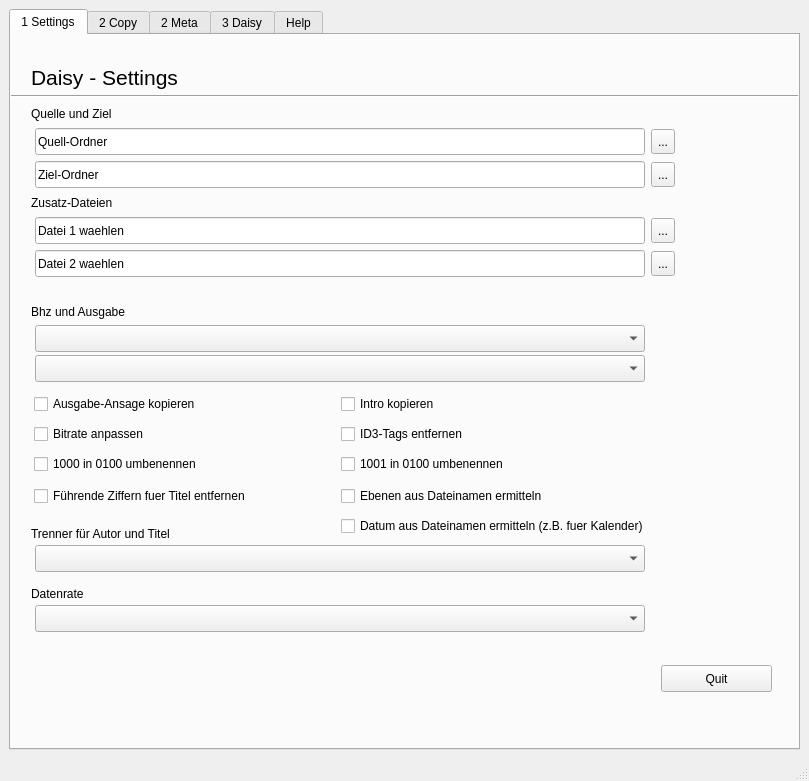
Above: daisy_creator_mag.ui from xpilgrim/daisy-creator-magazin before the change. Below: the same form after it.
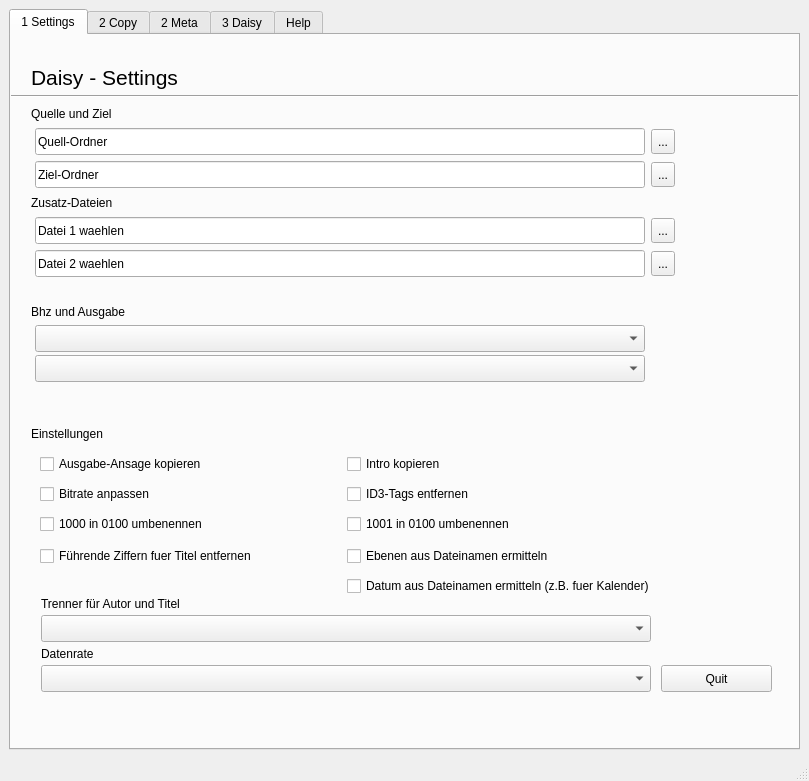
That is the form after the change.

Commit message: polish first tab

```diff
--- a/daisy_creator_mag.ui
+++ b/daisy_creator_mag.ui
@@ -40,8 +40,8 @@
        <widget class="QCheckBox" name="checkBoxCopyChangeNr1000">
         <property name="geometry">
          <rect>
-          <x>23</x>
-          <y>418</y>
+          <x>29</x>
+          <y>478</y>
           <width>301</width>
           <height>22</height>
          </rect>
@@ -100,8 +100,8 @@
        <widget class="QCheckBox" name="checkBoxCopyBhzIntro">
         <property name="geometry">
          <rect>
-          <x>330</x>
-          <y>358</y>
+          <x>336</x>
+          <y>418</y>
           <width>301</width>
           <height>22</height>
          </rect>
@@ -168,8 +168,8 @@
        <widget class="QCheckBox" name="checkBoxCopyBitrateChange">
         <property name="geometry">
          <rect>
-          <x>23</x>
-          <y>388</y>
+          <x>29</x>
+          <y>448</y>
           <width>301</width>
           <height>22</height>
          </rect>
@@ -210,8 +210,8 @@
         </property>
         <property name="geometry">
          <rect>
-          <x>330</x>
-          <y>388</y>
+          <x>336</x>
+          <y>448</y>
           <width>301</width>
           <height>22</height>
          </rect>
@@ -246,8 +246,8 @@
        <widget class="QCheckBox" name="checkBoxCopyBhzAusgAnsage">
         <property name="geometry">
          <rect>
-          <x>23</x>
-          <y>358</y>
+          <x>29</x>
+          <y>418</y>
           <width>301</width>
           <height>22</height>
          </rect>
@@ -272,8 +272,8 @@
        <widget class="QCheckBox" name="checkBoxCopyChangeNr1001">
         <property name="geometry">
          <rect>
-          <x>330</x>
-          <y>418</y>
+          <x>336</x>
+          <y>478</y>
           <width>301</width>
           <height>22</height>
          </rect>
@@ -321,8 +321,8 @@
        <widget class="QCheckBox" name="checkBoxDaisyIgnoreTitleDigits">
         <property name="geometry">
          <rect>
-          <x>23</x>
-          <y>450</y>
+          <x>29</x>
+          <y>510</y>
           <width>291</width>
           <height>22</height>
          </rect>
@@ -337,8 +337,8 @@
        <widget class="QComboBox" name="comboBoxPrefBitrate">
         <property name="geometry">
          <rect>
-          <x>24</x>
-          <y>570</y>
+          <x>30</x>
+          <y>630</y>
           <width>610</width>
           <height>27</height>
          </rect>
@@ -347,8 +347,8 @@
        <widget class="QLabel" name="label_13">
         <property name="geometry">
          <rect>
-          <x>20</x>
-          <y>550</y>
+          <x>30</x>
+          <y>610</y>
           <width>71</width>
           <height>17</height>
          </rect>
@@ -360,8 +360,8 @@
        <widget class="QCheckBox" name="checkBoxDaisyLevel">
         <property name="geometry">
          <rect>
-          <x>330</x>
-          <y>450</y>
+          <x>336</x>
+          <y>510</y>
           <width>271</width>
           <height>22</height>
          </rect>
@@ -373,8 +373,8 @@
        <widget class="QLabel" name="label_7">
         <property name="geometry">
          <rect>
-          <x>20</x>
-          <y>490</y>
+          <x>30</x>
+          <y>560</y>
           <width>281</width>
           <height>17</height>
          </rect>
@@ -386,8 +386,8 @@
        <widget class="QComboBox" name="comboBoxDaisyTrenner">
         <property name="geometry">
          <rect>
-          <x>24</x>
-          <y>510</y>
+          <x>30</x>
+          <y>580</y>
           <width>610</width>
           <height>27</height>
          </rect>
@@ -396,8 +396,8 @@
        <widget class="QCheckBox" name="checkBoxDaisyDateCalendar">
         <property name="geometry">
          <rect>
-          <x>330</x>
-          <y>480</y>
+          <x>336</x>
+          <y>540</y>
           <width>391</width>
           <height>22</height>
          </rect>
@@ -406,6 +406,19 @@
          <string>Datum aus Dateinamen ermitteln (z.B. fuer Kalender)</string>
         </property>
        </widget>
+       <widget class="QLabel" name="label_14">
+        <property name="geometry">
+         <rect>
+          <x>20</x>
+          <y>390</y>
+          <width>610</width>
+          <height>17</height>
+         </rect>
+        </property>
+        <property name="text">
+         <string>Einstellungen</string>
+        </property>
+       </widget>
       </widget>
       <widget class="QWidget" name="tab_4">
        <attribute name="title">
```
The commit also changes 1 other file.
